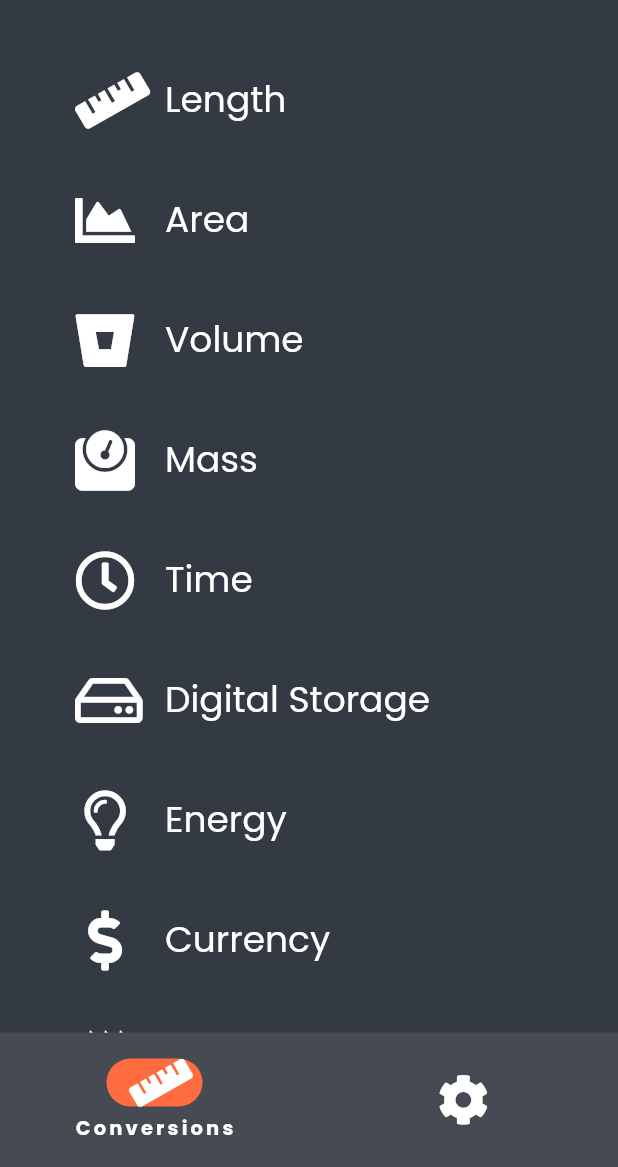
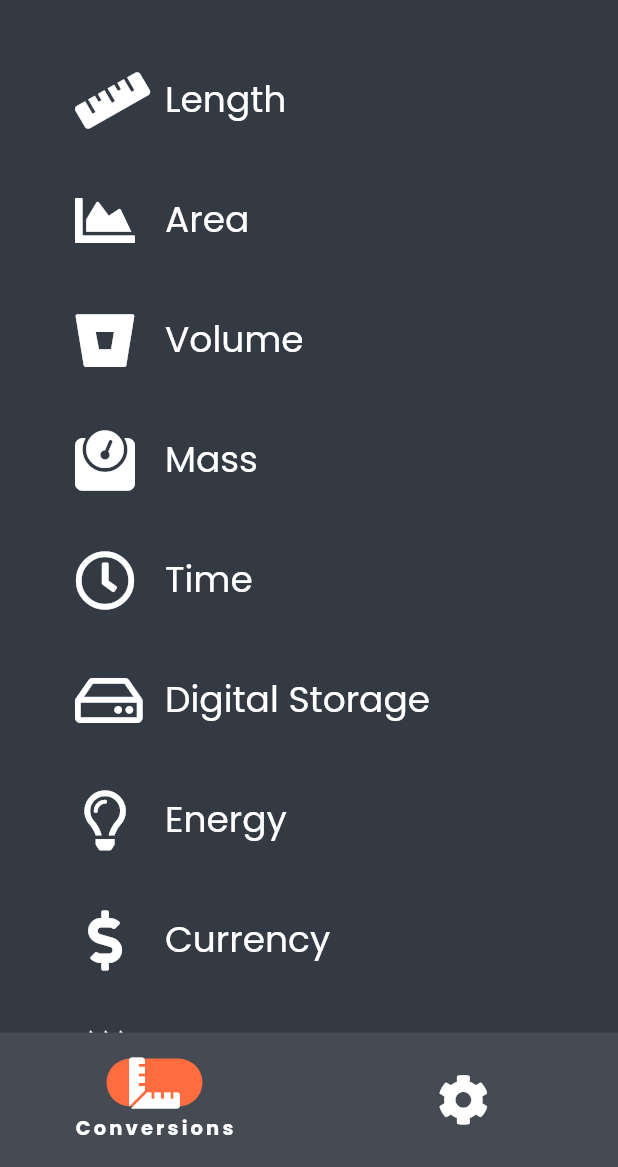
Before and after one commit to Pszione/flutter_udacity_course, a Flutter app: the screen it shows after launch, on a phone screen of 412 x 824 dp, the part 69-1236 px from its top. Run offline on Flutter 3.47's test engine with Material 2 defaults, Android fonts, the phone set to English and light mode, and no system bars; our stand-ins replace font_awesome_flutter, google_fonts.

Commit message:
UnitConverter - Small changes to BottomNavigationBar based on MaterialYou style (SDK31) part III

```diff
--- a/lib/main.dart
+++ b/lib/main.dart
@@ -46,7 +46,7 @@ class _UnitConverterAppState extends State<UnitConverterApp> {
                   // ),
                 ),
               )
-            : const SettingsScreen(),
+            : SettingsScreen(),
         bottomNavigationBar: NavigationBarTheme(
           data: NavigationBarThemeData(
               height: AppBar().preferredSize.height * 1.6,
@@ -64,12 +64,14 @@ class _UnitConverterAppState extends State<UnitConverterApp> {
             onDestinationSelected: (int index) => setState(() {
               currentIndex = index;
             }),
+            animationDuration: const Duration(seconds: 1, milliseconds: 100),
             labelBehavior: NavigationDestinationLabelBehavior.onlyShowSelected,
             destinations: const [
               NavigationDestination(
                 icon: Icon(
                   FontAwesomeIcons.ruler,
                 ),
+                selectedIcon: Icon(FontAwesomeIcons.rulerCombined),
                 label: 'Conversions',
                 tooltip: 'Unit conversions list',
               ),
@@ -78,6 +80,7 @@ class _UnitConverterAppState extends State<UnitConverterApp> {
                   FontAwesomeIcons.cog,
                   size: kCategorySmallIconSize,
                 ),
+                selectedIcon: Icon(FontAwesomeIcons.userCog),
                 label: 'Settings',
                 tooltip: 'More settings',
               ),
```
